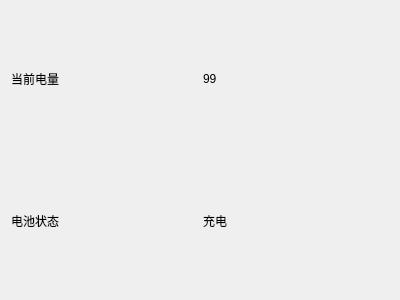
Above: widget.ui from sleepinging/TBattery before the change. Below: the same form after it.
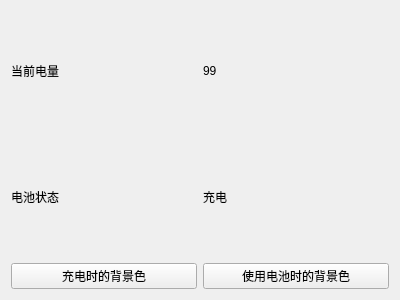
That is the form after the change.

What changed in the file:
```diff
--- a/widget.ui
+++ b/widget.ui
@@ -42,6 +42,20 @@
      </property>
     </widget>
    </item>
+   <item row="2" column="0">
+    <widget class="QPushButton" name="btn_scbc">
+     <property name="text">
+      <string>充电时的背景色</string>
+     </property>
+    </widget>
+   </item>
+   <item row="2" column="1">
+    <widget class="QPushButton" name="btn_subc">
+     <property name="text">
+      <string>使用电池时的背景色</string>
+     </property>
+    </widget>
+   </item>
   </layout>
  </widget>
  <layoutdefault spacing="6" margin="11"/>
```
